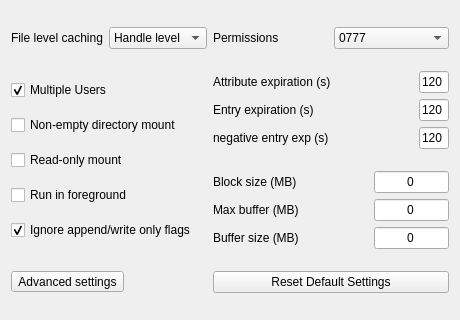
Before: the Qt Designer form gui/StAz_simpleSettings.ui in Seagate/cloudfuse, drawn with Qt 5.
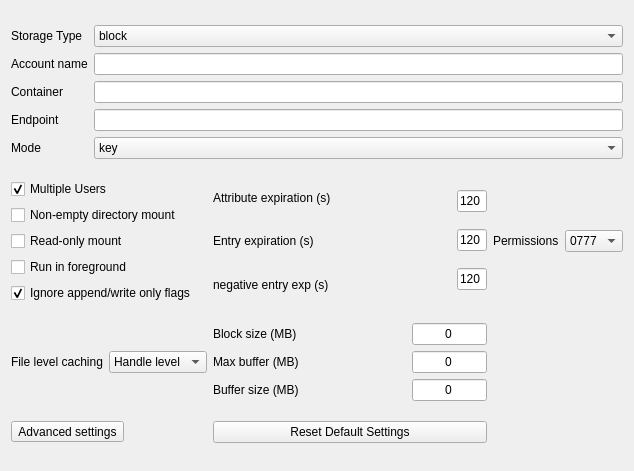
After: the same form once the commit is applied.

Diff of the .ui file:
```diff
--- a/gui/StAz_simpleSettings.ui
+++ b/gui/StAz_simpleSettings.ui
@@ -6,60 +6,96 @@
    <rect>
     <x>0</x>
     <y>0</y>
-    <width>460</width>
-    <height>320</height>
+    <width>634</width>
+    <height>471</height>
    </rect>
   </property>
   <property name="windowTitle">
    <string>Form</string>
   </property>
   <layout class="QGridLayout" name="gridLayout">
-   <item row="4" column="2">
-    <widget class="QPushButton" name="resetDefautSettings">
-     <property name="text">
-      <string>Reset Default Settings</string>
-     </property>
-    </widget>
-   </item>
-   <item row="0" column="2">
-    <layout class="QHBoxLayout" name="horizontalLayout_2">
+   <item row="2" column="1">
+    <layout class="QHBoxLayout" name="horizontalLayout_3">
      <item>
-      <widget class="QLabel" name="label_3">
-       <property name="text">
-        <string>Permissions</string>
-       </property>
-      </widget>
+      <layout class="QVBoxLayout" name="verticalLayout_4">
+       <item>
+        <widget class="QLabel" name="label_8">
+         <property name="text">
+          <string>Block size (MB)</string>
+         </property>
+        </widget>
+       </item>
+       <item>
+        <widget class="QLabel" name="label_9">
+         <property name="text">
+          <string>Max buffer (MB)</string>
+         </property>
+        </widget>
+       </item>
+       <item>
+        <widget class="QLabel" name="label_10">
+         <property name="text">
+          <string>Buffer size (MB)</string>
+         </property>
+        </widget>
+       </item>
+      </layout>
      </item>
      <item>
-      <widget class="QComboBox" name="libfuse_permissions_select">
-       <property name="toolTip">
-        <string>&lt;html&gt;&lt;head/&gt;&lt;body&gt;&lt;p&gt;Default permissions to be presented for block blobs&lt;/p&gt;&lt;/body&gt;&lt;/html&gt;</string>
-       </property>
+      <layout class="QVBoxLayout" name="verticalLayout_5">
        <item>
-        <property name="text">
-         <string>0777</string>
-        </property>
+        <widget class="QLineEdit" name="streaming_blksz_input">
+         <property name="maximumSize">
+          <size>
+           <width>75</width>
+           <height>16777215</height>
+          </size>
+         </property>
+         <property name="text">
+          <string>0</string>
+         </property>
+         <property name="alignment">
+          <set>Qt::AlignCenter</set>
+         </property>
+        </widget>
        </item>
        <item>
-        <property name="text">
-         <string>0666</string>
-        </property>
+        <widget class="QLineEdit" name="streaming_mxbuff_input">
+         <property name="maximumSize">
+          <size>
+           <width>75</width>
+           <height>16777215</height>
+          </size>
+         </property>
+         <property name="text">
+          <string>0</string>
+         </property>
+         <property name="alignment">
+          <set>Qt::AlignCenter</set>
+         </property>
+        </widget>
        </item>
        <item>
-        <property name="text">
-         <string>0644</string>
-        </property>
+        <widget class="QLineEdit" name="streaming_buffsz_input">
+         <property name="maximumSize">
+          <size>
+           <width>75</width>
+           <height>16777215</height>
+          </size>
+         </property>
+         <property name="text">
+          <string>0</string>
+         </property>
+         <property name="alignment">
+          <set>Qt::AlignCenter</set>
+         </property>
+        </widget>
        </item>
-       <item>
-        <property name="text">
-         <string>0444</string>
-        </property>
-       </item>
-      </widget>
+      </layout>
      </item>
     </layout>
    </item>
-   <item row="0" column="0">
+   <item row="2" column="0">
     <layout class="QHBoxLayout" name="horizontalLayout_5">
      <item>
       <widget class="QLabel" name="label_11">
@@ -91,7 +127,7 @@
      </property>
     </widget>
    </item>
-   <item row="2" column="2">
+   <item row="1" column="1">
     <layout class="QHBoxLayout" name="horizontalLayout_4">
      <item>
       <layout class="QVBoxLayout" name="verticalLayout">
@@ -163,88 +199,52 @@
      </item>
     </layout>
    </item>
-   <item row="3" column="2">
-    <layout class="QHBoxLayout" name="horizontalLayout_3">
+   <item row="1" column="2">
+    <layout class="QHBoxLayout" name="horizontalLayout_2">
      <item>
-      <layout class="QVBoxLayout" name="verticalLayout_4">
-       <item>
-        <widget class="QLabel" name="label_8">
-         <property name="text">
-          <string>Block size (MB)</string>
-         </property>
-        </widget>
-       </item>
-       <item>
-        <widget class="QLabel" name="label_9">
-         <property name="text">
-          <string>Max buffer (MB)</string>
-         </property>
-        </widget>
-       </item>
-       <item>
-        <widget class="QLabel" name="label_10">
-         <property name="text">
-          <string>Buffer size (MB)</string>
-         </property>
-        </widget>
-       </item>
-      </layout>
+      <widget class="QLabel" name="label_3">
+       <property name="text">
+        <string>Permissions</string>
+       </property>
+      </widget>
      </item>
      <item>
-      <layout class="QVBoxLayout" name="verticalLayout_5">
+      <widget class="QComboBox" name="libfuse_permissions_select">
+       <property name="toolTip">
+        <string>&lt;html&gt;&lt;head/&gt;&lt;body&gt;&lt;p&gt;Default permissions to be presented for block blobs&lt;/p&gt;&lt;/body&gt;&lt;/html&gt;</string>
+       </property>
        <item>
-        <widget class="QLineEdit" name="streaming_blksz_input">
-         <property name="maximumSize">
-          <size>
-           <width>75</width>
-           <height>16777215</height>
-          </size>
-         </property>
-         <property name="text">
-          <string>0</string>
-         </property>
-         <property name="alignment">
-          <set>Qt::AlignCenter</set>
-         </property>
-        </widget>
+        <property name="text">
+         <string>0777</string>
+        </property>
        </item>
        <item>
-        <widget class="QLineEdit" name="streaming_mxbuff_input">
-         <property name="maximumSize">
-          <size>
-           <width>75</width>
-           <height>16777215</height>
-          </size>
-         </property>
-         <property name="text">
-          <string>0</string>
-         </property>
-         <property name="alignment">
-          <set>Qt::AlignCenter</set>
-         </property>
-        </widget>
+        <property name="text">
+         <string>0666</string>
+        </property>
        </item>
        <item>
-        <widget class="QLineEdit" name="streaming_buffsz_input">
-         <property name="maximumSize">
-          <size>
-           <width>75</width>
-           <height>16777215</height>
-          </size>
-         </property>
-         <property name="text">
-          <string>0</string>
-         </property>
-         <property name="alignment">
-          <set>Qt::AlignCenter</set>
-         </property>
-        </widget>
+        <property name="text">
+         <string>0644</string>
+        </property>
        </item>
-      </layout>
+       <item>
+        <property name="text">
+         <string>0444</string>
+        </property>
+       </item>
+      </widget>
      </item>
     </layout>
    </item>
-   <item row="2" column="0" rowspan="2">
+   <item row="4" column="1">
+    <widget class="QPushButton" name="resetDefautSettings">
+     <property name="text">
+      <string>Reset Default Settings</string>
+     </property>
+    </widget>
+   </item>
+   <item row="1" column="0">
     <layout class="QVBoxLayout" name="verticalLayout_10" stretch="0,0,0,0,0">
      <property name="spacing">
       <number>6</number>
@@ -298,6 +298,100 @@
      </item>
     </layout>
    </item>
+   <item row="0" column="0" colspan="3">
+    <layout class="QHBoxLayout" name="horizontalLayout">
+     <item>
+      <layout class="QVBoxLayout" name="verticalLayout_3">
+       <item>
+        <widget class="QLabel" name="label_2">
+         <property name="text">
+          <string>Storage Type</string>
+         </property>
+        </widget>
+       </item>
+       <item>
+        <widget class="QLabel" name="label_7">
+         <property name="text">
+          <string>Account name</string>
+         </property>
+        </widget>
+       </item>
+       <item>
+        <widget class="QLabel" name="label_12">
+         <property name="text">
+          <string>Container</string>
+         </property>
+        </widget>
+       </item>
+       <item>
+        <widget class="QLabel" name="label_20">
+         <property name="text">
+          <string>Endpoint</string>
+         </property>
+        </widget>
+       </item>
+       <item>
+        <widget class="QLabel" name="label_21">
+         <property name="text">
+          <string>Mode</string>
+         </property>
+        </widget>
+       </item>
+      </layout>
+     </item>
+     <item>
+      <layout class="QVBoxLayout" name="verticalLayout_6">
+       <item>
+        <widget class="QComboBox" name="azTypesettings_select">
+         <item>
+          <property name="text">
+           <string>block</string>
+          </property>
+         </item>
+         <item>
+          <property name="text">
+           <string>adls</string>
+          </property>
+         </item>
+        </widget>
+       </item>
+       <item>
+        <widget class="QLineEdit" name="azAccountName_input"/>
+       </item>
+       <item>
+        <widget class="QLineEdit" name="azContainer_input"/>
+       </item>
+       <item>
+        <widget class="QLineEdit" name="azEndpoint_input"/>
+       </item>
+       <item>
+        <widget class="QComboBox" name="azModesettings_select">
+         <item>
+          <property name="text">
+           <string>key</string>
+          </property>
+         </item>
+         <item>
+          <property name="text">
+           <string>sas</string>
+          </property>
+         </item>
+         <item>
+          <property name="text">
+           <string>spn</string>
+          </property>
+         </item>
+         <item>
+          <property name="text">
+           <string>msi</string>
+          </property>
+         </item>
+        </widget>
+       </item>
+      </layout>
+     </item>
+    </layout>
+   </item>
   </layout>
  </widget>
  <resources/>
```
Left out of the diff: 4 changed lines with no effect on the pictures.
